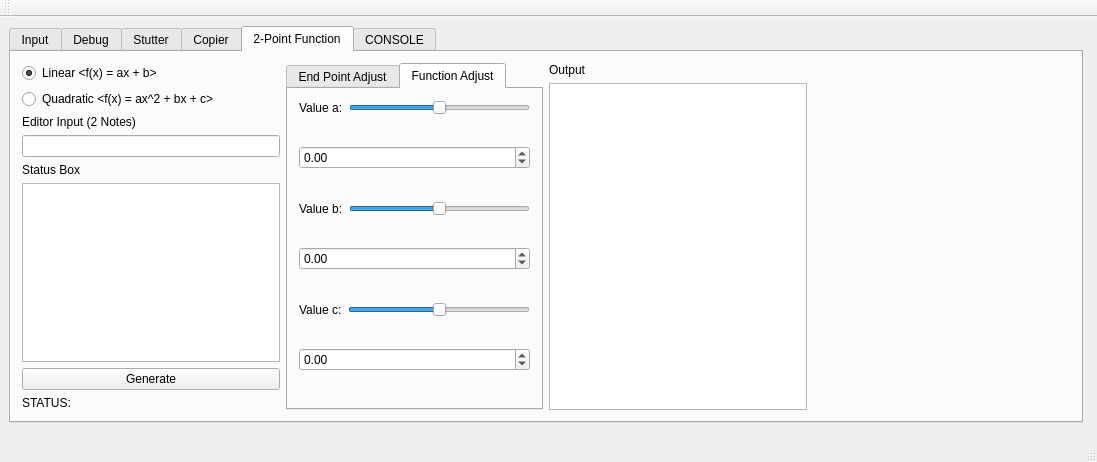
First picture: the form in svTool.ui, repository Eve-ning/reamber, before the edit.
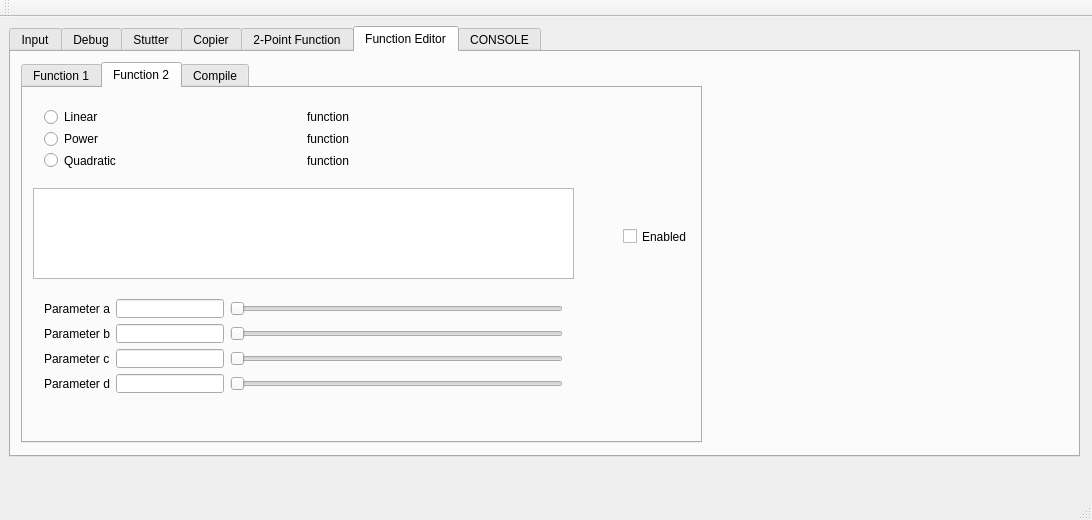
Second picture: the form after the edit. The open tabs and pages were chosen to show the change. Custom widgets are drawn as their Qt base class.

The edit to the form file:
```diff
--- a/svTool.ui
+++ b/svTool.ui
@@ -6,8 +6,8 @@
    <rect>
     <x>0</x>
     <y>0</y>
-    <width>1097</width>
-    <height>462</height>
+    <width>1092</width>
+    <height>520</height>
    </rect>
   </property>
   <property name="windowTitle">
@@ -22,8 +22,8 @@
      <rect>
       <x>9</x>
       <y>9</y>
-      <width>1074</width>
-      <height>397</height>
+      <width>1071</width>
+      <height>431</height>
      </rect>
     </property>
     <property name="tabShape">
@@ -491,51 +491,34 @@
      <layout class="QHBoxLayout" name="horizontalLayout_2">
       <item>
        <layout class="QGridLayout" name="TPF_formulaGroup">
-        <item row="2" column="0">
+        <item row="0" column="0">
          <widget class="QLabel" name="TPF_editorInput">
           <property name="text">
            <string>Editor Input (2 Notes)</string>
           </property>
          </widget>
         </item>
-        <item row="0" column="0">
-         <widget class="QRadioButton" name="TPF_linearRadio">
-          <property name="text">
-           <string>Linear &lt;f(x) = ax + b&gt;</string>
-          </property>
-          <property name="checked">
-           <bool>true</bool>
-          </property>
-         </widget>
-        </item>
-        <item row="4" column="0">
+        <item row="2" column="0">
          <widget class="QLineEdit" name="TPF_editorInputLine"/>
         </item>
-        <item row="8" column="0">
-         <widget class="QLabel" name="TPF_statusLabel">
-          <property name="text">
-           <string>STATUS:</string>
-          </property>
-         </widget>
-        </item>
-        <item row="6" column="0">
+        <item row="4" column="0">
          <widget class="QTextBrowser" name="TPF_statusBox"/>
         </item>
-        <item row="5" column="0">
+        <item row="3" column="0">
          <widget class="QLabel" name="TPF_statusBoxLabel">
           <property name="text">
            <string>Status Box</string>
           </property>
          </widget>
         </item>
-        <item row="1" column="0">
-         <widget class="QRadioButton" name="TPF_quadraticRadio">
+        <item row="6" column="0">
+         <widget class="QLabel" name="TPF_statusLabel">
           <property name="text">
-           <string>Quadratic &lt;f(x) = ax^2 + bx + c&gt;</string>
+           <string>STATUS:</string>
           </property>
          </widget>
         </item>
-        <item row="7" column="0">
+        <item row="5" column="0">
          <widget class="QPushButton" name="TPF_generateButton">
           <property name="text">
            <string>Generate</string>
@@ -674,134 +657,67 @@
             </item>
            </layout>
           </item>
-         </layout>
-        </widget>
-        <widget class="QWidget" name="functionAdjustTab">
-         <attribute name="title">
-          <string>Function Adjust</string>
-         </attribute>
-         <layout class="QVBoxLayout" name="verticalLayout_2">
           <item>
-           <layout class="QGridLayout" name="TPF_valueGroup">
-            <item row="1" column="0">
-             <layout class="QGridLayout" name="TPF_valueBGroup">
-              <item row="0" column="0">
-               <widget class="QLabel" name="TPF_valueBLabel">
-                <property name="text">
-                 <string>Value b:</string>
-                </property>
-               </widget>
-              </item>
-              <item row="0" column="1">
-               <widget class="QSlider" name="TPF_valueBSlider">
-                <property name="minimum">
-                 <number>-1000</number>
-                </property>
-                <property name="maximum">
-                 <number>1000</number>
-                </property>
-                <property name="value">
-                 <number>0</number>
-                </property>
-                <property name="orientation">
-                 <enum>Qt::Horizontal</enum>
-                </property>
-               </widget>
-              </item>
-              <item row="1" column="0" rowspan="2" colspan="2">
-               <widget class="QDoubleSpinBox" name="TPF_valueBSpinBox">
-                <property name="minimum">
-                 <double>-10.000000000000000</double>
-                </property>
-                <property name="maximum">
-                 <double>10.000000000000000</double>
-                </property>
-                <property name="value">
-                 <double>0.000000000000000</double>
-                </property>
-               </widget>
-              </item>
-             </layout>
+           <layout class="QGridLayout" name="TPF_frequencyGroup">
+            <item row="0" column="0">
+             <widget class="QLabel" name="TPF_frequencyLabel">
+              <property name="text">
+               <string>Frequency:</string>
+              </property>
+             </widget>
             </item>
-            <item row="2" column="0">
-             <layout class="QGridLayout" name="TPF_valueCGroup">
-              <item row="0" column="0">
-               <widget class="QLabel" name="TPF_valueCLabel">
-                <property name="text">
-                 <string>Value c:</string>
-                </property>
-               </widget>
-              </item>
-              <item row="0" column="1">
-               <widget class="QSlider" name="TPF_valueCSlider">
-                <property name="minimum">
-                 <number>-1000</number>
-                </property>
-                <property name="maximum">
-                 <number>1000</number>
-                </property>
-                <property name="value">
-                 <number>0</number>
-                </property>
-                <property name="orientation">
-                 <enum>Qt::Horizontal</enum>
-                </property>
-               </widget>
-              </item>
-              <item row="1" column="0" rowspan="3" colspan="2">
-               <widget class="QDoubleSpinBox" name="TPF_valueCSpinBox">
-                <property name="minimum">
-                 <double>-10.000000000000000</double>
-                </property>
-                <property name="maximum">
-                 <double>10.000000000000000</double>
-                </property>
-                <property name="value">
-                 <double>0.000000000000000</double>
-                </property>
-               </widget>
-              </item>
-             </layout>
+            <item row="0" column="1">
+             <widget class="QSlider" name="TPF_frequencySlider">
+              <property name="minimum">
+               <number>0</number>
+              </property>
+              <property name="maximum">
+               <number>500</number>
+              </property>
+              <property name="value">
+               <number>100</number>
+              </property>
+              <property name="orientation">
+               <enum>Qt::Horizontal</enum>
+              </property>
+             </widget>
             </item>
-            <item row="0" column="0">
-             <layout class="QGridLayout" name="TPF_valueAGroup">
-              <item row="0" column="0">
-               <widget class="QLabel" name="TPF_valueALabel">
-                <property name="text">
-                 <string>Value a:</string>
-                </property>
-               </widget>
-              </item>
-              <item row="0" column="1">
-               <widget class="QSlider" name="TPF_valueASlider">
-                <property name="minimum">
-                 <number>-1000</number>
-                </property>
-                <property name="maximum">
-                 <number>1000</number>
-                </property>
-                <property name="value">
-                 <number>0</number>
-                </property>
-                <property name="orientation">
-                 <enum>Qt::Horizontal</enum>
-                </property>
-               </widget>
-              </item>
-              <item row="1" column="0" rowspan="2" colspan="2">
-               <widget class="QDoubleSpinBox" name="TPF_valueASpinBox">
-                <property name="minimum">
-                 <double>-10.000000000000000</double>
-                </property>
-                <property name="maximum">
-                 <double>10.000000000000000</double>
-                </property>
-                <property name="value">
-                 <double>0.000000000000000</double>
-                </property>
-               </widget>
-              </item>
-             </layout>
+            <item row="1" column="0" rowspan="2" colspan="2">
+             <widget class="QSpinBox" name="TPF_frequencySpinBox">
+              <property name="minimum">
+               <number>0</number>
+              </property>
+              <property name="maximum">
+               <number>500</number>
+              </property>
+              <property name="value">
+               <number>100</number>
+              </property>
+             </widget>
+            </item>
+           </layout>
+          </item>
+          <item>
+           <layout class="QGridLayout" name="TPF_intermediateGroup">
+            <item row="1" column="0" rowspan="2" colspan="2">
+             <widget class="QSpinBox" name="TPF_intermediateSpinBox">
+              <property name="minimum">
+               <number>0</number>
+              </property>
+              <property name="maximum">
+               <number>500</number>
+              </property>
+              <property name="value">
+               <number>100</number>
+              </property>
+             </widget>
+            </item>
+            <item row="0" column="0" colspan="2">
+             <widget class="QLabel" name="TPF_intermediateLabel">
+              <property name="text">
+               <string>Intermediate Points</string>
+              </property>
+             </widget>
             </item>
            </layout>
           </item>
@@ -835,6 +751,483 @@
       </item>
      </layout>
     </widget>
+    <widget class="QWidget" name="tabFE">
+     <attribute name="title">
+      <string>Function Editor</string>
+     </attribute>
+     <widget class="QTabWidget" name="FE_functionTab">
+      <property name="geometry">
+       <rect>
+        <x>10</x>
+        <y>10</y>
+        <width>681</width>
+        <height>381</height>
+       </rect>
+      </property>
+      <property name="currentIndex">
+       <number>1</number>
+      </property>
+      <widget class="QWidget" name="FE_function1">
+       <attribute name="title">
+        <string>Function 1</string>
+       </attribute>
+       <widget class="QCheckBox" name="FE_F1EnableCheck">
+        <property name="geometry">
+         <rect>
+          <x>600</x>
+          <y>140</y>
+          <width>70</width>
+          <height>17</height>
+         </rect>
+        </property>
+        <property name="text">
+         <string>Enabled</string>
+        </property>
+       </widget>
+       <widget class="QTextBrowser" name="FE_F1DisplayBox">
+        <property name="geometry">
+         <rect>
+          <x>10</x>
+          <y>100</y>
+          <width>541</width>
+          <height>91</height>
+         </rect>
+        </property>
+        <property name="sizePolicy">
+         <sizepolicy hsizetype="Fixed" vsizetype="Fixed">
+          <horstretch>0</horstretch>
+          <verstretch>0</verstretch>
+         </sizepolicy>
+        </property>
+       </widget>
+       <widget class="QWidget" name="layoutWidget">
+        <property name="geometry">
+         <rect>
+          <x>10</x>
+          <y>10</y>
+          <width>541</width>
+          <height>81</height>
+         </rect>
+        </property>
+        <layout class="QGridLayout" name="FE_F1RadioGroup">
+         <item row="0" column="0">
+          <layout class="QGridLayout" name="FE_F1LinearGroup">
+           <item row="0" column="0">
+            <widget class="QRadioButton" name="FE_F1LinearRadio">
+             <property name="sizePolicy">
+              <sizepolicy hsizetype="Ignored" vsizetype="Fixed">
+               <horstretch>0</horstretch>
+               <verstretch>0</verstretch>
+              </sizepolicy>
+             </property>
+             <property name="text">
+              <string>Linear</string>
+             </property>
+            </widget>
+           </item>
+           <item row="0" column="1">
+            <widget class="QLabel" name="FE_F1LinearLabel">
+             <property name="text">
+              <string>function</string>
+             </property>
+            </widget>
+           </item>
+          </layout>
+         </item>
+         <item row="1" column="0">
+          <layout class="QGridLayout" name="FE_F1PowerGroup">
+           <item row="0" column="0">
+            <widget class="QRadioButton" name="FE_F1PowerRadio">
+             <property name="sizePolicy">
+              <sizepolicy hsizetype="Ignored" vsizetype="Fixed">
+               <horstretch>0</horstretch>
+               <verstretch>0</verstretch>
+              </sizepolicy>
+             </property>
+             <property name="text">
+              <string>Power</string>
+             </property>
+            </widget>
+           </item>
+           <item row="0" column="1">
+            <widget class="QLabel" name="FE_F1PowerLabel">
+             <property name="text">
+              <string>function</string>
+             </property>
+            </widget>
+           </item>
+          </layout>
+         </item>
+         <item row="2" column="0">
+          <layout class="QGridLayout" name="FE_F1QuadGroup">
+           <item row="0" column="0">
+            <widget class="QRadioButton" name="FE_F1QuadRadio">
+             <property name="sizePolicy">
+              <sizepolicy hsizetype="Ignored" vsizetype="Fixed">
+               <horstretch>0</horstretch>
+               <verstretch>0</verstretch>
+              </sizepolicy>
+             </property>
+             <property name="text">
+              <string>Quadratic</string>
+             </property>
+            </widget>
+           </item>
+           <item row="0" column="1">
+            <widget class="QLabel" name="FE_F1QuadLabel">
+             <property name="text">
+              <string>function</string>
+             </property>
+            </widget>
+           </item>
+          </layout>
+         </item>
+        </layout>
+       </widget>
+       <widget class="QWidget" name="layoutWidget">
+        <property name="geometry">
+         <rect>
+          <x>10</x>
+          <y>200</y>
+          <width>541</width>
+          <height>142</height>
+         </rect>
+        </property>
+        <layout class="QGridLayout" name="FE_F1ParameterGroup">
+         <item row="0" column="0">
+          <layout class="QGridLayout" name="FE_F1ValueAGroup">
+           <item row="1" column="0">
+            <widget class="QLabel" name="FE_F1ValueALabel">
+             <property name="sizePolicy">
+              <sizepolicy hsizetype="Minimum" vsizetype="Minimum">
+               <horstretch>0</horstretch>
+               <verstretch>0</verstretch>
+              </sizepolicy>
+             </property>
+             <property name="text">
+              <string>Parameter a</string>
+             </property>
+            </widget>
+           </item>
+          </layout>
+         </item>
+         <item row="1" column="0">
+          <layout class="QGridLayout" name="FE_F1ValueBGroup">
+           <item row="0" column="0">
+            <widget class="QLabel" name="FE_F1ValueBLabel">
+             <property name="text">
+              <string>Parameter b</string>
+             </property>
+            </widget>
+           </item>
+          </layout>
+         </item>
+         <item row="2" column="0">
+          <layout class="QGridLayout" name="FE_F1ValueCGroup">
+           <item row="0" column="0">
+            <widget class="QLabel" name="FE_F1ValueCLabel">
+             <property name="text">
+              <string>Parameter c</string>
+             </property>
+            </widget>
+           </item>
+          </layout>
+         </item>
+         <item row="3" column="0">
+          <layout class="QGridLayout" name="FE_F1ValueDGroup">
+           <item row="0" column="0">
+            <widget class="QLabel" name="FE_F1ValueDLabel">
+             <property name="text">
+              <string>Parameter d</string>
+             </property>
+            </widget>
+           </item>
+          </layout>
+         </item>
+        </layout>
+       </widget>
+      </widget>
+      <widget class="QWidget" name="FE_function2">
+       <attribute name="title">
+        <string>Function 2</string>
+       </attribute>
+       <widget class="QCheckBox" name="FE_F2EnableCheck">
+        <property name="geometry">
+         <rect>
+          <x>600</x>
+          <y>140</y>
+          <width>70</width>
+          <height>17</height>
+         </rect>
+        </property>
+        <property name="text">
+         <string>Enabled</string>
+        </property>
+       </widget>
+       <widget class="QTextBrowser" name="FE_F2DisplayBox">
+        <property name="geometry">
+         <rect>
+          <x>10</x>
+          <y>100</y>
+          <width>541</width>
+          <height>91</height>
+         </rect>
+        </property>
+        <property name="sizePolicy">
+         <sizepolicy hsizetype="Fixed" vsizetype="Fixed">
+          <horstretch>0</horstretch>
+          <verstretch>0</verstretch>
+         </sizepolicy>
+        </property>
+       </widget>
+       <widget class="QWidget" name="layoutWidget_6">
+        <property name="geometry">
+         <rect>
+          <x>10</x>
+          <y>200</y>
+          <width>541</width>
+          <height>116</height>
+         </rect>
+        </property>
+        <layout class="QGridLayout" name="FE_F2ParameterGroup_2">
+         <item row="0" column="0">
+          <layout class="QGridLayout" name="FE_F2ValueAGroup">
+           <item row="0" column="2">
+            <widget class="QSlider" name="FE_F2ValueASlider">
+             <property name="orientation">
+              <enum>Qt::Horizontal</enum>
+             </property>
+            </widget>
+           </item>
+           <item row="0" column="0">
+            <widget class="QLabel" name="FE_F2ValueALabel">
+             <property name="text">
+              <string>Parameter a</string>
+             </property>
+            </widget>
+           </item>
+           <item row="0" column="1">
+            <widget class="QLineEdit" name="FE_F2ValueALine">
+             <property name="sizePolicy">
+              <sizepolicy hsizetype="Fixed" vsizetype="Fixed">
+               <horstretch>0</horstretch>
+               <verstretch>0</verstretch>
+              </sizepolicy>
+             </property>
+            </widget>
+           </item>
+          </layout>
+         </item>
+         <item row="1" column="0">
+          <layout class="QGridLayout" name="FE_F2ValueBGroup">
+           <item row="0" column="0">
+            <widget class="QLabel" name="FE_F2ValueBLabel">
+             <property name="text">
+              <string>Parameter b</string>
+             </property>
+            </widget>
+           </item>
+           <item row="0" column="1">
+            <widget class="QLineEdit" name="FE_F2ValueBLine">
+             <property name="sizePolicy">
+              <sizepolicy hsizetype="Fixed" vsizetype="Fixed">
+               <horstretch>0</horstretch>
+               <verstretch>0</verstretch>
+              </sizepolicy>
+             </property>
+            </widget>
+           </item>
+           <item row="0" column="2">
+            <widget class="QSlider" name="FE_F2ValueBSlider">
+             <property name="orientation">
+              <enum>Qt::Horizontal</enum>
+             </property>
+            </widget>
+           </item>
+          </layout>
+         </item>
+         <item row="2" column="0">
+          <layout class="QGridLayout" name="FE_F2ValueCGroup">
+           <item row="0" column="0">
+            <widget class="QLabel" name="FE_F2ValueCLabel">
+             <property name="text">
+              <string>Parameter c</string>
+             </property>
+            </widget>
+           </item>
+           <item row="0" column="2">
+            <widget class="QSlider" name="FE_F2ValueCSlider">
+             <property name="orientation">
+              <enum>Qt::Horizontal</enum>
+             </property>
+            </widget>
+           </item>
+           <item row="0" column="1">
+            <widget class="QLineEdit" name="FE_F2ValueCLine">
+             <property name="sizePolicy">
+              <sizepolicy hsizetype="Fixed" vsizetype="Fixed">
+               <horstretch>0</horstretch>
+               <verstretch>0</verstretch>
+              </sizepolicy>
+             </property>
+            </widget>
+           </item>
+          </layout>
+         </item>
+         <item row="3" column="0">
+          <layout class="QGridLayout" name="FE_F2ValueDGroup">
+           <item row="0" column="1">
+            <widget class="QLineEdit" name="FE_F2ValueDLine">
+             <property name="sizePolicy">
+              <sizepolicy hsizetype="Fixed" vsizetype="Fixed">
+               <horstretch>0</horstretch>
+               <verstretch>0</verstretch>
+              </sizepolicy>
+             </property>
+            </widget>
+           </item>
+           <item row="0" column="0">
+            <widget class="QLabel" name="FE_F2ValueDLabel">
+             <property name="text">
+              <string>Parameter d</string>
+             </property>
+            </widget>
+           </item>
+           <item row="0" column="2">
+            <widget class="QSlider" name="FE_F2ValueDSlider">
+             <property name="orientation">
+              <enum>Qt::Horizontal</enum>
+             </property>
+            </widget>
+           </item>
+          </layout>
+         </item>
+        </layout>
+       </widget>
+       <widget class="QWidget" name="layoutWidget_7">
+        <property name="geometry">
+         <rect>
+          <x>10</x>
+          <y>10</y>
+          <width>541</width>
+          <height>81</height>
+         </rect>
+        </property>
+        <layout class="QGridLayout" name="FE_F2RadioGroup">
+         <item row="0" column="0">
+          <layout class="QGridLayout" name="FE_F2LinearGroup">
+           <item row="0" column="0">
+            <widget class="QRadioButton" name="FE_F2LinearRadio">
+             <property name="sizePolicy">
+              <sizepolicy hsizetype="Ignored" vsizetype="Fixed">
+               <horstretch>0</horstretch>
+               <verstretch>0</verstretch>
+              </sizepolicy>
+             </property>
+             <property name="text">
+              <string>Linear</string>
+             </property>
+            </widget>
+           </item>
+           <item row="0" column="1">
+            <widget class="QLabel" name="FE_F2LinearLabel">
+             <property name="text">
+              <string>function</string>
+             </property>
+            </widget>
+           </item>
+          </layout>
+         </item>
+         <item row="1" column="0">
+          <layout class="QGridLayout" name="FE_F2PowerGroup">
+           <item row="0" column="0">
+            <widget class="QRadioButton" name="FE_F2PowerRadio">
+             <property name="sizePolicy">
+              <sizepolicy hsizetype="Ignored" vsizetype="Fixed">
+               <horstretch>0</horstretch>
+               <verstretch>0</verstretch>
+              </sizepolicy>
+             </property>
+             <property name="text">
+              <string>Power</string>
+             </property>
+            </widget>
+           </item>
+           <item row="0" column="1">
+            <widget class="QLabel" name="FE_F2PowerLabel">
+             <property name="text">
+              <string>function</string>
+             </property>
+            </widget>
+           </item>
+          </layout>
+         </item>
+         <item row="2" column="0">
+          <layout class="QGridLayout" name="FE_F2QuadGroup">
+           <item row="0" column="0">
+            <widget class="QRadioButton" name="FE_F2QuadRadio">
+             <property name="sizePolicy">
+              <sizepolicy hsizetype="Ignored" vsizetype="Fixed">
+               <horstretch>0</horstretch>
+               <verstretch>0</verstretch>
+              </sizepolicy>
+             </property>
+             <property name="text">
+              <string>Quadratic</string>
+             </property>
+            </widget>
+           </item>
+           <item row="0" column="1">
+            <widget class="QLabel" name="FE_F2QuadLabel">
+             <property name="text">
+              <string>function</string>
+             </property>
+            </widget>
+           </item>
+          </layout>
+         </item>
+        </layout>
+       </widget>
+      </widget>
+      <widget class="QWidget" name="FE_compileTab">
+       <attribute name="title">
+        <string>Compile</string>
+       </attribute>
+       <widget class="QWidget" name="layoutWidget">
+        <property name="geometry">
+         <rect>
+          <x>10</x>
+          <y>10</y>
+          <width>651</width>
+          <height>41</height>
+         </rect>
+        </property>
+        <layout class="QGridLayout" name="gridLayout_5">
+         <item row="0" column="0">
+          <widget class="QLabel" name="label">
+           <property name="text">
+            <string>FORMULA</string>
+           </property>
+          </widget>
+         </item>
+         <item row="1" column="0">
+          <widget class="QLineEdit" name="lineEdit"/>
+         </item>
+        </layout>
+       </widget>
+      </widget>
+     </widget>
+     <widget class="QWidget" name="widget" native="true">
+      <property name="geometry">
+       <rect>
+        <x>709</x>
+        <y>29</y>
+        <width>351</width>
+        <height>331</height>
+       </rect>
+      </property>
+     </widget>
+    </widget>
     <widget class="QWidget" name="tabConsole">
      <attribute name="title">
       <string>CONSOLE</string>
```
Left out of the diff: 56 changed lines with no effect on the pictures.
